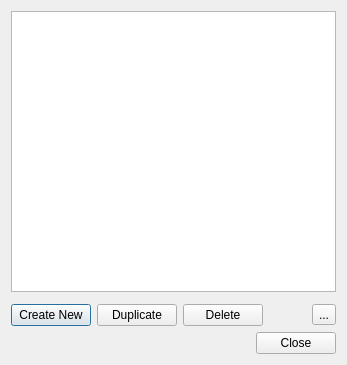
Above: src/ui/managesubtitles_ui.ui from KDE/kdenlive before the change. Below: the same form after it.
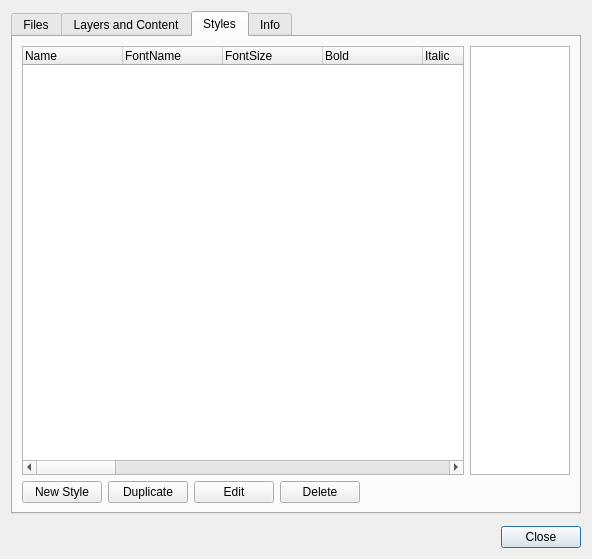
That is the form after the change. The open tabs and pages were chosen to show the change. Icons and pictures are not drawn. Custom widgets are drawn as their Qt base class.

```diff
--- a/src/ui/managesubtitles_ui.ui
+++ b/src/ui/managesubtitles_ui.ui
@@ -10,107 +10,21 @@
    <rect>
     <x>0</x>
     <y>0</y>
-    <width>347</width>
-    <height>365</height>
+    <width>592</width>
+    <height>559</height>
    </rect>
   </property>
+  <property name="sizePolicy">
+   <sizepolicy hsizetype="Preferred" vsizetype="Preferred">
+    <horstretch>0</horstretch>
+    <verstretch>0</verstretch>
+   </sizepolicy>
+  </property>
   <property name="windowTitle">
    <string>Dialog</string>
   </property>
   <layout class="QGridLayout" name="gridLayout">
-   <item row="2" column="0" colspan="2">
-    <widget class="QPushButton" name="button_new">
-     <property name="text">
-      <string>Create New</string>
-     </property>
-     <property name="icon">
-      <iconset theme="list-add">
-       <normaloff>.</normaloff>.</iconset>
-     </property>
-    </widget>
-   </item>
-   <item row="2" column="2">
-    <widget class="QPushButton" name="button_duplicate">
-     <property name="text">
-      <string>Duplicate</string>
-     </property>
-     <property name="icon">
-      <iconset theme="edit-copy">
-       <normaloff>.</normaloff>.</iconset>
-     </property>
-    </widget>
-   </item>
-   <item row="2" column="3">
-    <widget class="QPushButton" name="button_delete">
-     <property name="text">
-      <string>Delete</string>
-     </property>
-     <property name="icon">
-      <iconset theme="edit-delete">
-       <normaloff>.</normaloff>.</iconset>
-     </property>
-    </widget>
-   </item>
-   <item row="2" column="4">
-    <spacer name="horizontalSpacer">
-     <property name="orientation">
-      <enum>Qt::Horizontal</enum>
-     </property>
-     <property name="sizeHint" stdset="0">
-      <size>
-       <width>132</width>
-       <height>20</height>
-      </size>
-     </property>
-    </spacer>
-   </item>
-   <item row="2" column="5">
-    <widget class="QToolButton" name="button_menu">
-     <property name="text">
-      <string>...</string>
-     </property>
-     <property name="icon">
-      <iconset theme="application-menu">
-       <normaloff>.</normaloff>.</iconset>
-     </property>
-     <property name="popupMode">
-      <enum>QToolButton::InstantPopup</enum>
-     </property>
-     <property name="autoRaise">
-      <bool>false</bool>
-     </property>
-    </widget>
-   </item>
-   <item row="1" column="0" colspan="6">
-    <widget class="KMessageWidget" name="messageWidget"/>
-   </item>
-   <item row="0" column="0" colspan="6">
-    <widget class="QTreeWidget" name="subtitlesList">
-     <property name="alternatingRowColors">
-      <bool>true</bool>
-     </property>
-     <property name="rootIsDecorated">
-      <bool>true</bool>
-     </property>
-     <property name="allColumnsShowFocus">
-      <bool>true</bool>
-     </property>
-     <attribute name="headerVisible">
-      <bool>false</bool>
-     </attribute>
-     <column>
-      <property name="text">
-       <string>Name</string>
-      </property>
-     </column>
-     <column>
-      <property name="text">
-       <string>Path</string>
-      </property>
-     </column>
-    </widget>
-   </item>
-   <item row="3" column="0" colspan="6">
+   <item row="2" column="0" colspan="3">
     <widget class="QDialogButtonBox" name="buttonBox">
      <property name="orientation">
       <enum>Qt::Horizontal</enum>
@@ -120,6 +34,538 @@
      </property>
     </widget>
    </item>
+   <item row="1" column="0" colspan="3">
+    <widget class="KMessageWidget" name="messageWidget"/>
+   </item>
+   <item row="0" column="0" colspan="3">
+    <widget class="QTabWidget" name="tabWidget">
+     <property name="tabPosition">
+      <enum>QTabWidget::TabPosition::North</enum>
+     </property>
+     <property name="tabShape">
+      <enum>QTabWidget::TabShape::Rounded</enum>
+     </property>
+     <property name="currentIndex">
+      <number>0</number>
+     </property>
+     <widget class="QWidget" name="tabFile">
+      <attribute name="title">
+       <string>Files</string>
+      </attribute>
+      <layout class="QGridLayout" name="gridLayout_2">
+       <item row="0" column="0" colspan="7">
+        <widget class="QTreeWidget" name="fileList">
+         <property name="columnCount">
+          <number>2</number>
+         </property>
+         <attribute name="headerVisible">
+          <bool>true</bool>
+         </attribute>
+         <column>
+          <property name="text">
+           <string>Name</string>
+          </property>
+         </column>
+         <column>
+          <property name="text">
+           <string>Path</string>
+          </property>
+         </column>
+        </widget>
+       </item>
+       <item row="3" column="6">
+        <widget class="QToolButton" name="buttonMenuFile">
+         <property name="text">
+          <string>...</string>
+         </property>
+         <property name="icon">
+          <iconset theme="application-menu"/>
+         </property>
+         <property name="popupMode">
+          <enum>QToolButton::ToolButtonPopupMode::InstantPopup</enum>
+         </property>
+         <property name="autoRaise">
+          <bool>false</bool>
+         </property>
+        </widget>
+       </item>
+       <item row="3" column="0">
+        <widget class="QPushButton" name="buttonNewFile">
+         <property name="sizePolicy">
+          <sizepolicy hsizetype="Fixed" vsizetype="Fixed">
+           <horstretch>0</horstretch>
+           <verstretch>0</verstretch>
+          </sizepolicy>
+         </property>
+         <property name="text">
+          <string>New File</string>
+         </property>
+         <property name="icon">
+          <iconset theme="QIcon::ThemeIcon::DocumentNew"/>
+         </property>
+        </widget>
+       </item>
+       <item row="3" column="4" colspan="2">
+        <spacer name="horizontalSpacerFile">
+         <property name="orientation">
+          <enum>Qt::Orientation::Horizontal</enum>
+         </property>
+         <property name="sizeHint" stdset="0">
+          <size>
+           <width>208</width>
+           <height>20</height>
+          </size>
+         </property>
+        </spacer>
+       </item>
+       <item row="3" column="2">
+        <widget class="QPushButton" name="buttonDeleteFile">
+         <property name="sizePolicy">
+          <sizepolicy hsizetype="Fixed" vsizetype="Fixed">
+           <horstretch>0</horstretch>
+           <verstretch>0</verstretch>
+          </sizepolicy>
+         </property>
+         <property name="text">
+          <string>Delete</string>
+         </property>
+         <property name="icon">
+          <iconset theme="edit-delete"/>
+         </property>
+        </widget>
+       </item>
+       <item row="3" column="1">
+        <widget class="QPushButton" name="buttonDuplicateFile">
+         <property name="sizePolicy">
+          <sizepolicy hsizetype="Fixed" vsizetype="Fixed">
+           <horstretch>0</horstretch>
+           <verstretch>0</verstretch>
+          </sizepolicy>
+         </property>
+         <property name="text">
+          <string>Duplicate</string>
+         </property>
+         <property name="icon">
+          <iconset theme="edit-copy"/>
+         </property>
+        </widget>
+       </item>
+      </layout>
+     </widget>
+     <widget class="QWidget" name="tabLayer">
+      <attribute name="title">
+       <string>Layers and Content</string>
+      </attribute>
+      <layout class="QGridLayout" name="gridLayout_3">
+       <item row="0" column="6" rowspan="2">
+        <widget class="QListWidget" name="eventFileSideBar">
+         <property name="sizePolicy">
+          <sizepolicy hsizetype="Fixed" vsizetype="Preferred">
+           <horstretch>0</horstretch>
+           <verstretch>0</verstretch>
+          </sizepolicy>
+         </property>
+         <property name="maximumSize">
+          <size>
+           <width>100</width>
+           <height>16777215</height>
+          </size>
+         </property>
+         <property name="acceptDrops">
+          <bool>true</bool>
+         </property>
+         <property name="dragDropMode">
+          <enum>QAbstractItemView::DragDropMode::DropOnly</enum>
+         </property>
+         <property name="defaultDropAction">
+          <enum>Qt::DropAction::IgnoreAction</enum>
+         </property>
+        </widget>
+       </item>
+       <item row="0" column="1" rowspan="2" colspan="5">
+        <widget class="QTreeWidget" name="eventList">
+         <property name="dragEnabled">
+          <bool>true</bool>
+         </property>
+         <property name="dragDropMode">
+          <enum>QAbstractItemView::DragDropMode::DragOnly</enum>
+         </property>
+         <property name="columnCount">
+          <number>4</number>
+         </property>
+         <attribute name="headerVisible">
+          <bool>true</bool>
+         </attribute>
+         <column>
+          <property name="text">
+           <string>Start</string>
+          </property>
+         </column>
+         <column>
+          <property name="text">
+           <string>End</string>
+          </property>
+         </column>
+         <column>
+          <property name="text">
+           <string>Style</string>
+          </property>
+         </column>
+         <column>
+          <property name="text">
+           <string>Text</string>
+          </property>
+         </column>
+        </widget>
+       </item>
+       <item row="2" column="2">
+        <widget class="QPushButton" name="buttonDuplicateLayer">
+         <property name="sizePolicy">
+          <sizepolicy hsizetype="Fixed" vsizetype="Fixed">
+           <horstretch>0</horstretch>
+           <verstretch>0</verstretch>
+          </sizepolicy>
+         </property>
+         <property name="text">
+          <string>Duplicate</string>
+         </property>
+         <property name="icon">
+          <iconset theme="edit-copy"/>
+         </property>
+        </widget>
+       </item>
+       <item row="2" column="3">
+        <widget class="QPushButton" name="buttonDeleteLayer">
+         <property name="sizePolicy">
+          <sizepolicy hsizetype="Fixed" vsizetype="Fixed">
+           <horstretch>0</horstretch>
+           <verstretch>0</verstretch>
+          </sizepolicy>
+         </property>
+         <property name="text">
+          <string>Delete</string>
+         </property>
+         <property name="icon">
+          <iconset theme="edit-delete"/>
+         </property>
+        </widget>
+       </item>
+       <item row="2" column="1">
+        <widget class="QPushButton" name="buttonNewLayer">
+         <property name="sizePolicy">
+          <sizepolicy hsizetype="Fixed" vsizetype="Fixed">
+           <horstretch>0</horstretch>
+           <verstretch>0</verstretch>
+          </sizepolicy>
+         </property>
+         <property name="text">
+          <string>New Layer</string>
+         </property>
+         <property name="icon">
+          <iconset theme="QIcon::ThemeIcon::ListAdd"/>
+         </property>
+        </widget>
+       </item>
+       <item row="2" column="4" colspan="3">
+        <spacer name="horizontalSpacer">
+         <property name="orientation">
+          <enum>Qt::Orientation::Horizontal</enum>
+         </property>
+         <property name="sizeHint" stdset="0">
+          <size>
+           <width>40</width>
+           <height>20</height>
+          </size>
+         </property>
+        </spacer>
+       </item>
+      </layout>
+     </widget>
+     <widget class="QWidget" name="tabStyle">
+      <attribute name="title">
+       <string>Styles</string>
+      </attribute>
+      <layout class="QGridLayout" name="gridLayout_4">
+       <item row="0" column="8">
+        <widget class="QListWidget" name="styleFileSideBar">
+         <property name="sizePolicy">
+          <sizepolicy hsizetype="Fixed" vsizetype="Expanding">
+           <horstretch>0</horstretch>
+           <verstretch>0</verstretch>
+          </sizepolicy>
+         </property>
+         <property name="maximumSize">
+          <size>
+           <width>100</width>
+           <height>16777215</height>
+          </size>
+         </property>
+         <property name="acceptDrops">
+          <bool>true</bool>
+         </property>
+         <property name="dragDropMode">
+          <enum>QAbstractItemView::DragDropMode::DropOnly</enum>
+         </property>
+         <property name="defaultDropAction">
+          <enum>Qt::DropAction::IgnoreAction</enum>
+         </property>
+        </widget>
+       </item>
+       <item row="2" column="2">
+        <widget class="QPushButton" name="buttonEditStyle">
+         <property name="sizePolicy">
+          <sizepolicy hsizetype="Fixed" vsizetype="Fixed">
+           <horstretch>0</horstretch>
+           <verstretch>0</verstretch>
+          </sizepolicy>
+         </property>
+         <property name="text">
+          <string>Edit</string>
+         </property>
+         <property name="icon">
+          <iconset theme="document-edit"/>
+         </property>
+        </widget>
+       </item>
+       <item row="0" column="0" colspan="8">
+        <widget class="QTreeWidget" name="styleList">
+         <property name="dragEnabled">
+          <bool>true</bool>
+         </property>
+         <property name="dragDropMode">
+          <enum>QAbstractItemView::DragDropMode::DragOnly</enum>
+         </property>
+         <property name="columnCount">
+          <number>23</number>
+         </property>
+         <attribute name="headerMinimumSectionSize">
+          <number>33</number>
+         </attribute>
+         <attribute name="headerStretchLastSection">
+          <bool>false</bool>
+         </attribute>
+         <column>
+          <property name="text">
+           <string>Name</string>
+          </property>
+         </column>
+         <column>
+          <property name="text">
+           <string>FontName</string>
+          </property>
+         </column>
+         <column>
+          <property name="text">
+           <string>FontSize</string>
+          </property>
+         </column>
+         <column>
+          <property name="text">
+           <string>Bold</string>
+          </property>
+         </column>
+         <column>
+          <property name="text">
+           <string>Italic</string>
+          </property>
+         </column>
+         <column>
+          <property name="text">
+           <string>Underline</string>
+          </property>
+         </column>
+         <column>
+          <property name="text">
+           <string>StrikeOut</string>
+          </property>
+         </column>
+         <column>
+          <property name="text">
+           <string>PrimaryColor</string>
+          </property>
+         </column>
+         <column>
+          <property name="text">
+           <string>SecondaryColor</string>
+          </property>
+         </column>
+         <column>
+          <property name="text">
+           <string>OutlineColor</string>
+          </property>
+         </column>
+         <column>
+          <property name="text">
+           <string>BackColor</string>
+          </property>
+         </column>
+         <column>
+          <property name="text">
+           <string>Outline</string>
+          </property>
+         </column>
+         <column>
+          <property name="text">
+           <string>Shadow</string>
+          </property>
+         </column>
+         <column>
+          <property name="text">
+           <string>Alignment</string>
+          </property>
+         </column>
+         <column>
+          <property name="text">
+           <string>ScaleX</string>
+          </property>
+         </column>
+         <column>
+          <property name="text">
+           <string>ScaleY</string>
+          </property>
+         </column>
+         <column>
+          <property name="text">
+           <string>Spacing</string>
+          </property>
+         </column>
+         <column>
+          <property name="text">
+           <string>Angle</string>
+          </property>
+         </column>
+         <column>
+          <property name="text">
+           <string>BoardStyle</string>
+          </property>
+         </column>
+         <column>
+          <property name="text">
+           <string>MarginL</string>
+          </property>
+         </column>
+         <column>
+          <property name="text">
+           <string>MarginR</string>
+          </property>
+         </column>
+         <column>
+          <property name="text">
+           <string>MarginV</string>
+          </property>
+         </column>
+         <column>
+          <property name="text">
+           <string>Encoding</string>
+          </property>
+         </column>
+        </widget>
+       </item>
+       <item row="2" column="0">
+        <widget class="QPushButton" name="buttonNewStyle">
+         <property name="sizePolicy">
+          <sizepolicy hsizetype="Fixed" vsizetype="Fixed">
+           <horstretch>0</horstretch>
+           <verstretch>0</verstretch>
+          </sizepolicy>
+         </property>
+         <property name="text">
+          <string>New Style</string>
+         </property>
+         <property name="icon">
+          <iconset theme="QIcon::ThemeIcon::ListAdd"/>
+         </property>
+        </widget>
+       </item>
+       <item row="2" column="1">
+        <widget class="QPushButton" name="buttonDuplicateStyle">
+         <property name="sizePolicy">
+          <sizepolicy hsizetype="Fixed" vsizetype="Fixed">
+           <horstretch>0</horstretch>
+           <verstretch>0</verstretch>
+          </sizepolicy>
+         </property>
+         <property name="text">
+          <string>Duplicate</string>
+         </property>
+         <property name="icon">
+          <iconset theme="edit-copy"/>
+         </property>
+        </widget>
+       </item>
+       <item row="2" column="3">
+        <widget class="QPushButton" name="buttonDeleteStyle">
+         <property name="sizePolicy">
+          <sizepolicy hsizetype="Fixed" vsizetype="Fixed">
+           <horstretch>0</horstretch>
+           <verstretch>0</verstretch>
+          </sizepolicy>
+         </property>
+         <property name="text">
+          <string>Delete</string>
+         </property>
+         <property name="icon">
+          <iconset theme="edit-delete"/>
+         </property>
+        </widget>
+       </item>
+       <item row="2" column="4" colspan="5">
+        <spacer name="horizontalSpacerStyle">
+         <property name="orientation">
+          <enum>Qt::Orientation::Horizontal</enum>
+         </property>
+         <property name="sizeHint" stdset="0">
+          <size>
+           <width>40</width>
+           <height>20</height>
+          </size>
+         </property>
+        </spacer>
+       </item>
+      </layout>
+     </widget>
+     <widget class="QWidget" name="tabInfo">
+      <attribute name="title">
+       <string>Info</string>
+      </attribute>
+      <layout class="QGridLayout" name="gridLayout_5">
+       <item row="1" column="1">
+        <widget class="QTreeWidget" name="infoList">
+         <property name="columnCount">
+          <number>2</number>
+         </property>
+         <column>
+          <property name="text">
+           <string>Key</string>
+          </property>
+         </column>
+         <column>
+          <property name="text">
+           <string>Value</string>
+          </property>
+         </column>
+        </widget>
+       </item>
+       <item row="1" column="2">
+        <widget class="QListWidget" name="infoFileSideBar">
+         <property name="sizePolicy">
+          <sizepolicy hsizetype="Fixed" vsizetype="Expanding">
+           <horstretch>0</horstretch>
+           <verstretch>0</verstretch>
+          </sizepolicy>
+         </property>
+         <property name="maximumSize">
+          <size>
+           <width>100</width>
+           <height>16777215</height>
+          </size>
+         </property>
+        </widget>
+       </item>
+      </layout>
+     </widget>
+    </widget>
+   </item>
   </layout>
  </widget>
  <customwidgets>
```
Left out of the diff: 4 changed lines with no effect on the pictures.
